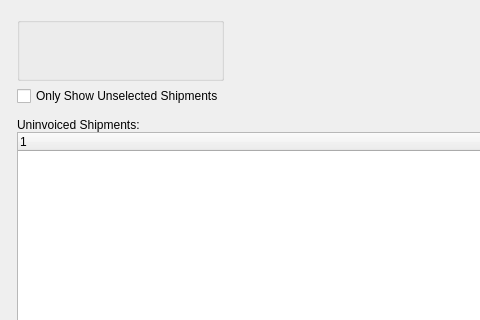
The window that guiclient/uninvoicedShipments.ui (Pegasus-RPG/xtuple-client) describes before a commit, drawn with Qt 5; both pictures show x 0 to 480 and y 0 to 320 of the 800 by 600 pixel window.
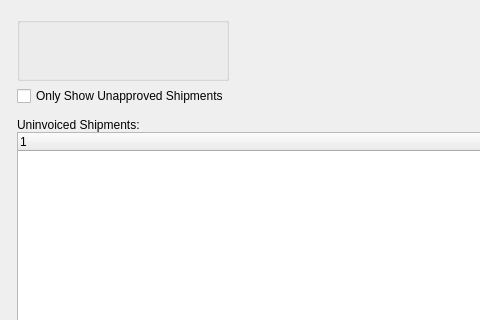
The same window after the commit. Custom widgets are drawn as their Qt base class.

```diff
--- a/guiclient/uninvoicedShipments.ui
+++ b/guiclient/uninvoicedShipments.ui
@@ -45,7 +45,7 @@
          <item>
           <widget class="XCheckBox" name="_showUnselected" >
            <property name="text" >
-            <string>Only Show Unselected Shipments</string>
+            <string>Only Show Unapproved Shipments</string>
            </property>
           </widget>
          </item>
```
